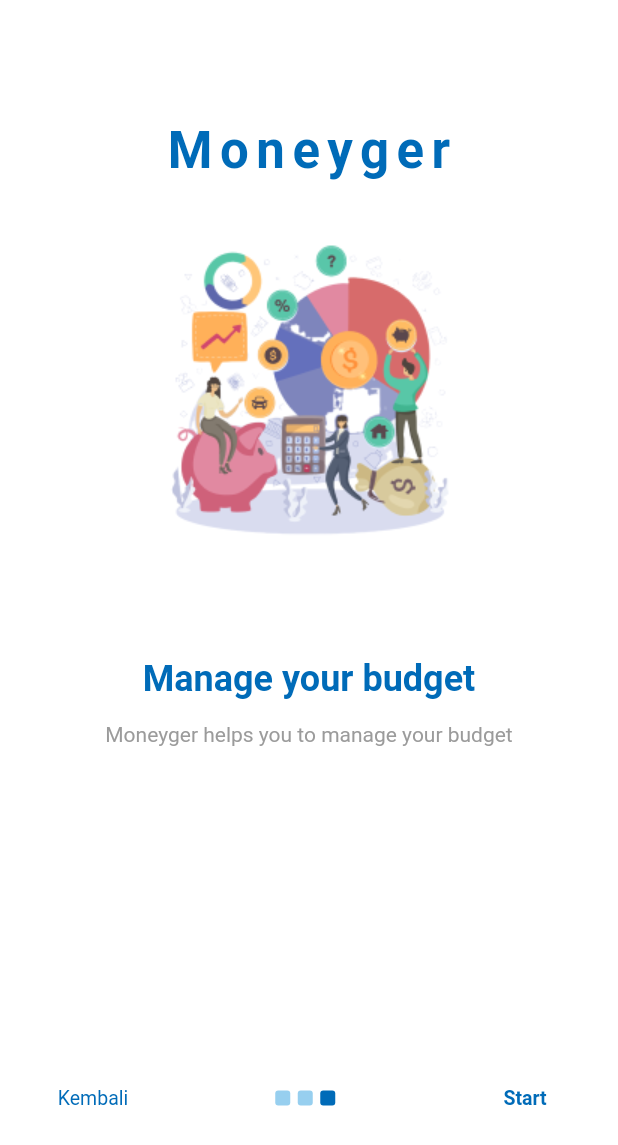
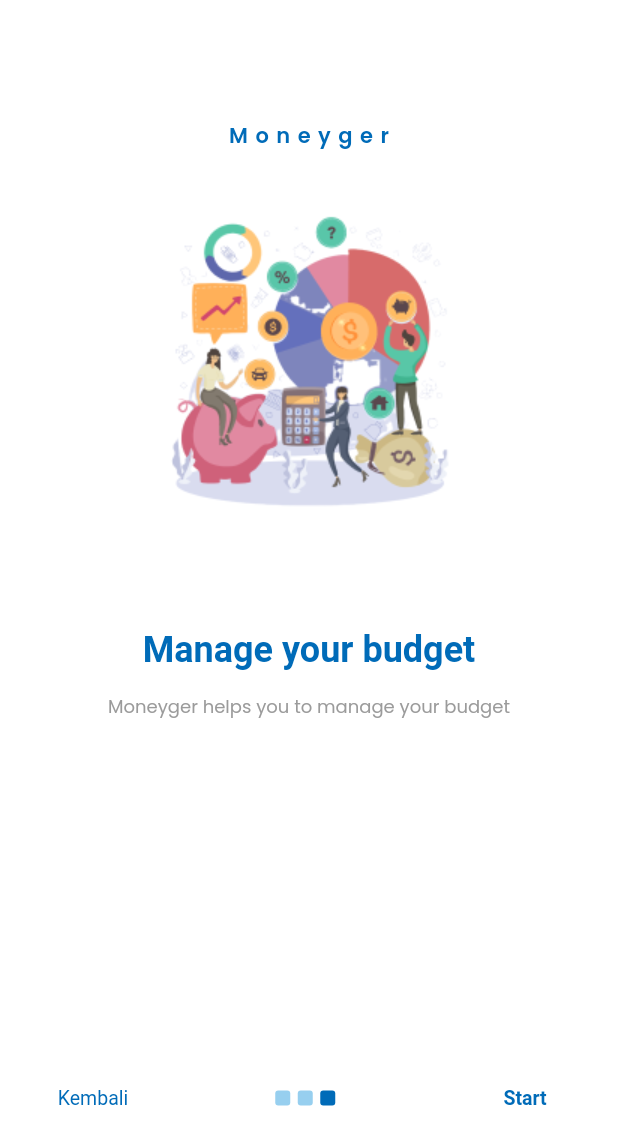
Before and after one commit to hib4/moneyger, a Flutter app: the screen it shows after launch, after a tap on "Skip", on a phone screen of 412 x 824 dp. Shown: the top 1145 px of the screen. Run offline on Flutter 3.47's test engine with Material 2 defaults, Android fonts, the phone set to English and light mode, and no system bars; our stand-ins replace flutter_svg, google_fonts.

Commit message:
fix: [HF] material app theme data & name writing

```diff
--- a/lib/main.dart
+++ b/lib/main.dart
@@ -1,5 +1,6 @@
 import 'package:flutter/material.dart';
-import 'package:moneyger/SplashScreen/splashScreen.dart';
+import 'package:moneyger/common/app_theme_data.dart';
+import 'package:moneyger/splash_screen//splash_screen.dart';
 
 void main() {
   runApp(const MyApp());
@@ -8,23 +9,12 @@ void main() {
 class MyApp extends StatelessWidget {
   const MyApp({Key? key}) : super(key: key);
 
-  // This widget is the root of your application.
   @override
   Widget build(BuildContext context) {
     return MaterialApp(
-      title: 'Flutter Demo',
-      theme: ThemeData(
-        // This is the theme of your application.
-        //
-        // Try running your application with "flutter run". You'll see the
-        // application has a blue toolbar. Then, without quitting the app, try
-        // changing the primarySwatch below to Colors.green and then invoke
-        // "hot reload" (press "r" in the console where you ran "flutter run",
-        // or simply save your changes to "hot reload" in a Flutter IDE).
-        // Notice that the counter didn't reset back to zero; the application
-        // is not restarted.
-        primarySwatch: Colors.blue,
-      ),
+      title: 'Moneyger',
+      debugShowCheckedModeBanner: false,
+      theme: AppThemeData.getThemeLight(),
       home: const SplashScreen(),
     );
   }
--- a/lib/OnBoarding/onBoarding.dart
+++ b/lib/on_boarding/on_boarding.dart
@@ -1,16 +1,16 @@
 import 'package:flutter/material.dart';
-import 'package:moneyger/OnBoarding/OnboardingContents.dart';
-import 'package:moneyger/OnBoarding/SizeConfig.dart';
+import 'package:moneyger/on_boarding/on_boarding_contents.dart';
+import 'package:moneyger/on_boarding/size_config.dart';
 import 'package:moneyger/common/color_value.dart';
 
-class OnboardingScreen extends StatefulWidget {
-  const OnboardingScreen({Key? key}) : super(key: key);
+class OnBoardingScreen extends StatefulWidget {
+  const OnBoardingScreen({Key? key}) : super(key: key);
 
   @override
-  State<OnboardingScreen> createState() => _OnboardingScreenState();
+  State<OnBoardingScreen> createState() => _OnBoardingScreenState();
 }
 
-class _OnboardingScreenState extends State<OnboardingScreen> {
+class _OnBoardingScreenState extends State<OnBoardingScreen> {
   final _controller = PageController();
   int _currentPage = 0;
   List colors = [Colors.white, Colors.white, Colors.white];
--- a/lib/SplashScreen/splashScreen.dart
+++ b/lib/splash_screen/splash_screen.dart
@@ -1,6 +1,6 @@
 import 'dart:async';
 import 'package:flutter/material.dart';
-import 'package:moneyger/OnBoarding/onBoarding.dart';
+import 'package:moneyger/on_boarding/on_boarding.dart';
 import 'package:flutter_svg/flutter_svg.dart';
 
 class SplashScreen extends StatefulWidget {
@@ -16,7 +16,7 @@ class _SplashScreenState extends State<SplashScreen> {
     var duration = const Duration(seconds: 5);
     return Timer(duration, () {
       Navigator.of(context).pushAndRemoveUntil(
-          MaterialPageRoute(builder: (context) => const OnboardingScreen()),
+          MaterialPageRoute(builder: (context) => const OnBoardingScreen()),
               (Route<dynamic> route) => false);
     });
   }
```
Also changed, not shown: lib/on_boarding/on_boarding_contents.dart (renamed from lib/OnBoarding/OnboardingContents.dart), lib/on_boarding/size_config.dart (renamed from lib/OnBoarding/SizeConfig.dart), pubspec.lock.
